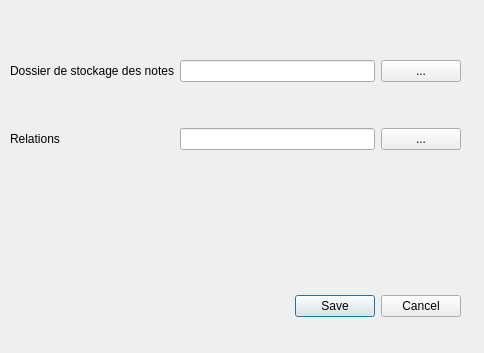
tmarcille/LO21_Plurinotes, file SettingsDialog.ui: the form before one commit.
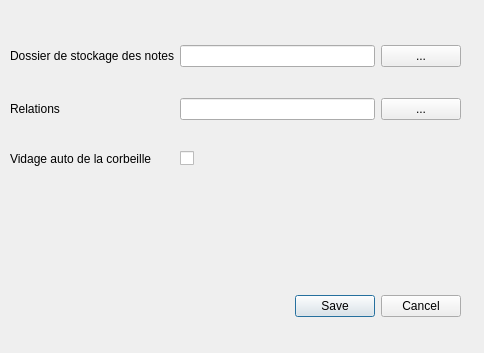
The form after the commit.

Patch:
```diff
--- a/SettingsDialog.ui
+++ b/SettingsDialog.ui
@@ -73,6 +73,20 @@
       </property>
      </widget>
     </item>
+    <item row="2" column="1">
+     <widget class="QCheckBox" name="checkBin">
+      <property name="text">
+       <string/>
+      </property>
+     </widget>
+    </item>
+    <item row="2" column="0">
+     <widget class="QLabel" name="label_3">
+      <property name="text">
+       <string>Vidage auto de la corbeille</string>
+      </property>
+     </widget>
+    </item>
    </layout>
   </widget>
  </widget>
```
Left out of the diff: 20 changed lines with no effect on the pictures.
